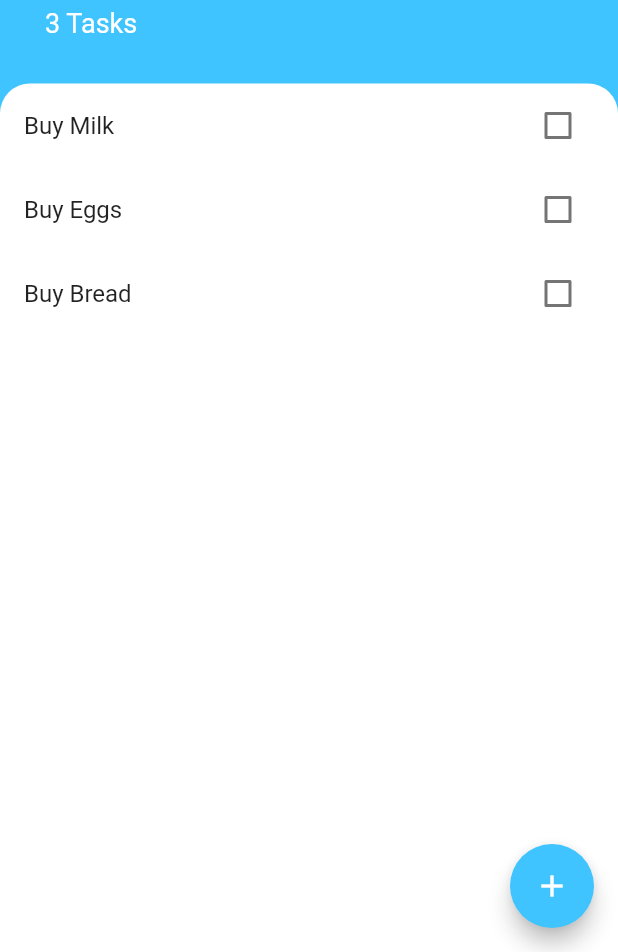
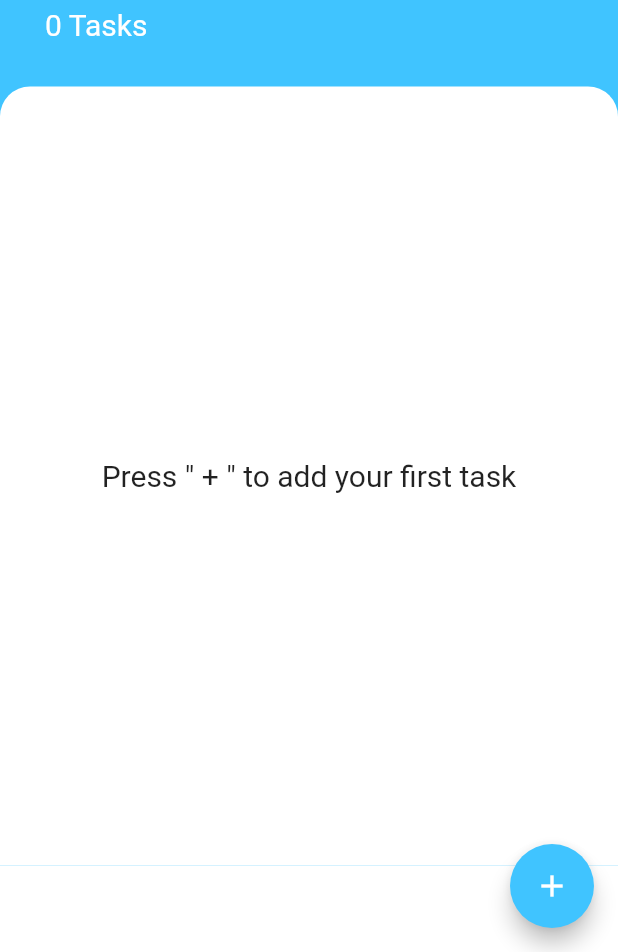
Before and after one commit to Gladiator-11/Todoey, a Flutter app: the screen it shows after launch, on a phone screen of 412 x 824 dp, the part 284-1236 px from its top. Run offline on Flutter 3.47's test engine with Material 2 defaults, Android fonts, the phone set to English and light mode, and no system bars; our stand-ins replace bloc, equatable, flutter_bloc.

Commit message:
Intial Commit

```diff
--- /dev/null
+++ b/lib/bloc/addtask_bloc.dart
@@ -0,0 +1,35 @@
+import 'package:bloc/bloc.dart';
+import 'package:equatable/equatable.dart';
+import '../models/task.dart';
+part 'addtask_event.dart';
+part 'addtask_state.dart';
+
+class AddtaskBloc extends Bloc<AddtaskEvent, AddtaskState> {
+  List<Task> _tasks = [];
+
+  int get taskcount {
+    return _tasks.length;
+  }
+
+  AddtaskBloc() : super(AddtaskInitial()) {
+    on<addtaskevent>(_onaddtask);
+    on<updatetask>(_onupdatetask);
+    on<deletetask>(_ondeletetask);
+  }
+
+  void _onaddtask(addtaskevent, emit) {
+    final task = Task(name: addtaskevent.newtasktitle);
+    _tasks.add(task);
+    emit(TaskAdded(tasks: _tasks, taskcount: taskcount));
+  }
+
+  void _onupdatetask(updatetask, emit) {
+    updatetask.task.done();
+    emit(TaskAdded(tasks: _tasks, taskcount: taskcount));
+  }
+
+  void _ondeletetask(deletetask, emit) {
+    _tasks.remove(deletetask.task);
+    emit(TaskAdded(tasks: _tasks, taskcount: taskcount));
+  }
+}
--- /dev/null
+++ b/lib/bloc/addtask_event.dart
@@ -0,0 +1,23 @@
+part of 'addtask_bloc.dart';
+
+abstract class AddtaskEvent extends Equatable {
+  const AddtaskEvent();
+
+  @override
+  List<Object> get props => [];
+}
+
+class addtaskevent extends AddtaskEvent {
+  final String? newtasktitle;
+  addtaskevent({required this.newtasktitle});
+}
+
+class updatetask extends AddtaskEvent {
+  final Task task;
+  updatetask({required this.task});
+}
+
+class deletetask extends AddtaskEvent {
+  final Task task;
+  deletetask({required this.task});
+}
--- /dev/null
+++ b/lib/bloc/addtask_state.dart
@@ -0,0 +1,16 @@
+part of 'addtask_bloc.dart';
+
+abstract class AddtaskState {
+  const AddtaskState();
+
+  @override
+  List<Object> get props => [];
+}
+
+class AddtaskInitial extends AddtaskState {}
+
+class TaskAdded extends AddtaskState {
+  final List<Task> tasks;
+  final int taskcount;
+  TaskAdded({required this.tasks, required this.taskcount});
+}
--- a/lib/main.dart
+++ b/lib/main.dart
@@ -1,17 +1,25 @@
 import 'package:flutter/material.dart';
-import 'package:todoey_app/models/tasks_data.dart';
+import 'package:flutter/services.dart';
+import 'package:flutter_bloc/flutter_bloc.dart';
+import 'package:todoey_app/bloc/addtask_bloc.dart';
 import 'screens/task_screen.dart';
-import 'package:provider/provider.dart';
 
 void main() {
+  WidgetsFlutterBinding.ensureInitialized();
+  SystemChrome.setPreferredOrientations(
+      [DeviceOrientation.portraitUp, DeviceOrientation.portraitDown]);
   runApp(MyApp());
 }
 
 class MyApp extends StatelessWidget {
   @override
   Widget build(BuildContext context) {
-    return ChangeNotifierProvider(
-      create: (BuildContext context) => TaskData(),
+    return MultiBlocProvider(
+      providers: [
+        BlocProvider(
+          create: (context) => AddtaskBloc(),
+        ),
+      ],
       child: MaterialApp(
         debugShowCheckedModeBanner: false,
         home: TasksScreen(),
--- a/lib/models/tasks_data.dart
+++ /dev/null
@@ -1,36 +0,0 @@
-import 'dart:collection';
-
-import 'package:flutter/foundation.dart';
-import 'package:todoey_app/models/task.dart';
-
-class TaskData extends ChangeNotifier {
-  List<Task> _tasks = [
-    Task(name: 'Buy Milk'),
-    Task(name: 'Buy Eggs'),
-    Task(name: 'Buy Bread'),
-  ];
-
-  UnmodifiableListView<Task> get tasks {
-    return UnmodifiableListView(_tasks);
-  }
-
-  void addTask(String newtasktitile) {
-    final task = Task(name: newtasktitile);
-    _tasks.add(task);
-    notifyListeners();
-  }
-
-  int get taskcount {
-    return tasks.length;
-  }
-
-  void updatetask(Task task) {
-    task.done();
-    notifyListeners();
-  }
-
-  void deletetask(Task task){
-    _tasks.remove(task);
-    notifyListeners();
-  }
-}
--- a/lib/screens/task_screen.dart
+++ b/lib/screens/task_screen.dart
@@ -1,8 +1,8 @@
 import 'package:flutter/material.dart';
+import 'package:flutter_bloc/flutter_bloc.dart';
+import 'package:todoey_app/bloc/addtask_bloc.dart';
 import 'package:todoey_app/widgets/task_list.dart';
 import 'package:todoey_app/screens/add_task.dart';
-import 'package:provider/provider.dart';
-import 'package:todoey_app/models/tasks_data.dart';
 
 class TasksScreen extends StatelessWidget {
   @override
@@ -55,17 +55,32 @@ class TasksScreen extends StatelessWidget {
                   ),
                 ),
                 SizedBox(height: 5.0),
-                Text(
-                  '${Provider.of<TaskData>(context).taskcount} Tasks',
+                BlocBuilder<AddtaskBloc, AddtaskState>(
+                  builder: (context, state) {
+                    if (state is TaskAdded) {
+                      return Text(
+                        '${state.taskcount} Tasks',
                         style: TextStyle(
-                    fontSize: 18,
+                          fontSize: 20,
                           color: Colors.white,
                         ),
+                      );
+                    } else {
+                      return Text(
+                        '0 Tasks',
+                        style: TextStyle(
+                          fontSize: 20,
+                          color: Colors.white,
+                        ),
+                      );
+                    }
+                  },
                 ),
               ],
             ),
           ),
           Expanded(
+            flex: 9,
             child: Container(
                 decoration: BoxDecoration(
                   color: Colors.white,
@@ -74,7 +89,13 @@ class TasksScreen extends StatelessWidget {
                     topLeft: Radius.circular(20.0),
                   ),
                 ),
-              child: TaskList(),
+                child: TaskList()),
+          ),
+          Expanded(
+            flex: 1,
+            child: Container(
+              height: 100,
+              color: Colors.white,
             ),
           )
         ],
--- a/lib/widgets/task_list.dart
+++ b/lib/widgets/task_list.dart
@@ -1,27 +1,41 @@
 import 'package:flutter/material.dart';
+import 'package:flutter_bloc/flutter_bloc.dart';
+import 'package:todoey_app/bloc/addtask_bloc.dart';
 import 'package:todoey_app/widgets/task_tile.dart';
-import 'package:provider/provider.dart';
-import 'package:todoey_app/models/tasks_data.dart';
 
-class TaskList extends StatelessWidget {
+class TaskList extends StatefulWidget {
+  @override
+  State<TaskList> createState() => _TaskListState();
+}
+
+class _TaskListState extends State<TaskList> {
   @override
   Widget build(BuildContext context) {
-    return Consumer<TaskData>(builder: (context, taskdata, child) {
+    return BlocBuilder<AddtaskBloc, AddtaskState>(builder: (context, state) {
+      if (state is TaskAdded) {
         return ListView.builder(
             itemBuilder: (context, index) {
-            final task = taskdata.tasks[index];
+              final taskdata = state.tasks[index];
               return TaskTile(
-              isChecked: task.isDone,
-              Tasktitle: task.name,
+                isChecked: taskdata.isDone,
+                Tasktitle: taskdata.name,
                 checkboxcallback: (checkboxstate) {
-                taskdata.updatetask(task);
+                  context.read<AddtaskBloc>().add(updatetask(task: taskdata));
                 },
                 longpresscallback: () {
-                taskdata.deletetask(task);
+                  context.read<AddtaskBloc>().add(deletetask(task: taskdata));
                 },
               );
             },
-          itemCount: taskdata.taskcount);
+            itemCount: state.taskcount);
+      } else {
+        return Center(
+          child: Text(
+            'Press " + " to add your first task',
+            style: TextStyle(fontSize: 20.0),
+          ),
+        );
+      }
     });
   }
 }
--- a/pubspec.yaml
+++ b/pubspec.yaml
@@ -34,7 +34,8 @@ dependencies:
   # The following adds the Cupertino Icons font to your application.
   # Use with the CupertinoIcons class for iOS style icons.
   cupertino_icons: ^1.0.2
-  provider: ^6.0.2
+  flutter_bloc: ^8.0.1
+  equatable: ^2.0.3
 
 dev_dependencies:
   flutter_test:
```
Also changed, not shown: lib/screens/add_task.dart (+7 -4 lines), pubspec.lock, 3 other files. Lines whose indentation alone changed are shown as unchanged.
